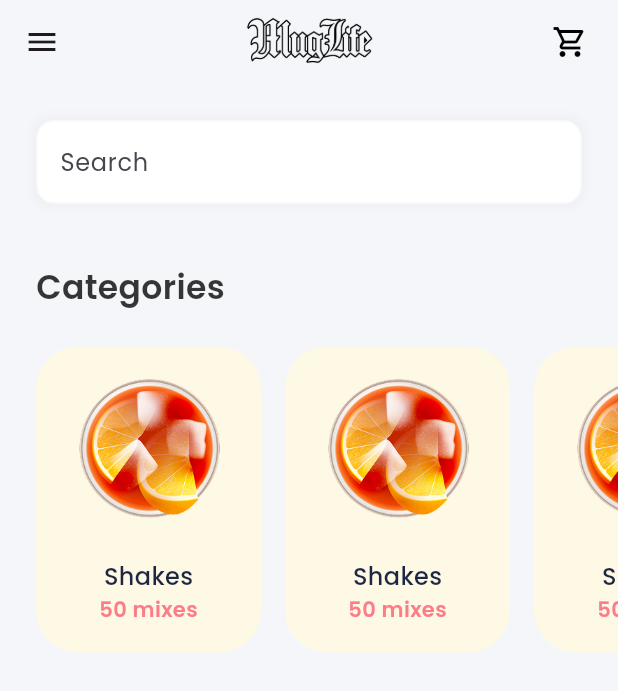
After one commit to mohamedamrr13/MugLife, a Flutter app: the screen it shows after launch, after a tap on "Get Started", on a phone screen of 412 x 824 dp. The commit adds this screen. Shown: the top 691 px of the screen. Run offline on Flutter 3.47's test engine with Material 3 defaults, Android fonts, the phone set to English and light mode, and no system bars; our stand-ins replace device_preview, firebase_core, flutter_credit_card; accounts and stored records are empty.

Commit message:
finish category listview and search ui

```diff
--- a/lib/features/home/presentation/screens/home_screen.dart
+++ b/lib/features/home/presentation/screens/home_screen.dart
@@ -1,5 +1,4 @@
-import 'package:drinks_app/features/drinks/presentation/drink_details_screen.dart';
-import 'package:drinks_app/features/drinks/presentation/drinks_screen.dart';
+import 'package:drinks_app/features/home/presentation/screens/widgets/home_screen_body.dart';
 import 'package:drinks_app/utils/colors/app_colors.dart';
 import 'package:flutter/cupertino.dart';
 import 'package:flutter/material.dart';
@@ -62,7 +61,12 @@ class HomeScreen extends StatelessWidget {
         backgroundColor: AppColors.bgScaffoldColor,
 
         centerTitle: true,
-        title: Image.asset("assets/images/homeCenterTitle.png"),
+        title: Image.asset(
+          fit: BoxFit.cover,
+          "assets/images/appIcon.png",
+          color: Colors.black,
+          height: 90,
+        ),
         actions: [
           const Icon(
             Icons.shopping_cart_outlined,
@@ -73,21 +77,7 @@ class HomeScreen extends StatelessWidget {
           SizedBox(width: 20),
         ],
       ),
-      body: Center(
-        child: TextButton(
-          onPressed: () {
-            Navigator.push(
-              context,
-              MaterialPageRoute(
-                builder: (context) {
-                  return DrinksScreen();
-                },
-              ),
-            );
-          },
-          child: Text("data"),
-        ),
-      ),
+      body: HomeScreenBody(),
     );
   }
 }
--- /dev/null
+++ b/lib/features/home/presentation/screens/widgets/home_screen_body.dart
@@ -0,0 +1,108 @@
+import 'package:drinks_app/utils/colors/app_colors.dart';
+import 'package:flutter/material.dart';
+
+class HomeScreenBody extends StatelessWidget {
+  const HomeScreenBody({super.key});
+
+  @override
+  Widget build(BuildContext context) {
+    return Column(
+      crossAxisAlignment: CrossAxisAlignment.start,
+      children: [
+        Padding(
+          padding: EdgeInsets.symmetric(horizontal: 24, vertical: 24),
+          child: Container(
+            decoration: BoxDecoration(
+              borderRadius: BorderRadius.circular(12),
+              color: AppColors.white,
+              boxShadow: [
+                BoxShadow(
+                  color: AppColors.grey.withAlpha(22),
+                  blurRadius: 5,
+                  spreadRadius: 2,
+                ),
+              ],
+            ),
+            child: TextField(
+              decoration: InputDecoration(
+                hintText: "Search",
+                focusedBorder: OutlineInputBorder(
+                  borderSide: BorderSide(
+                    color: AppColors.grey.withAlpha(100),
+                    width: 2,
+                  ),
+                  borderRadius: BorderRadius.circular(12),
+                ),
+                enabledBorder: OutlineInputBorder(
+                  borderSide: BorderSide(color: AppColors.grey.withAlpha(22)),
+                  borderRadius: BorderRadius.circular(12),
+                ),
+
+                focusColor: AppColors.paymentPageMainColor,
+              ),
+            ),
+          ),
+        ),
+        SizedBox(height: 16),
+        Padding(
+          padding: const EdgeInsets.symmetric(horizontal: 24.0),
+          child: Text(
+            "Categories",
+            style: TextStyle(
+              fontSize: 22,
+              fontWeight: FontWeight.w600,
+              color: AppColors.black.withAlpha(200),
+            ),
+          ),
+        ),
+        SizedBox(height: 16),
+        SizedBox(
+          height: 220,
+          child: ListView.builder(
+            padding: EdgeInsets.only(left: 16),
+            scrollDirection: Axis.horizontal,
+            itemCount: 12,
+            itemBuilder: (context, index) {
+              return Padding(
+                padding: const EdgeInsets.all(8.0),
+                child: Container(
+                  decoration: BoxDecoration(
+                    color: Color(0xffFEF9E4),
+                    borderRadius: BorderRadius.circular(28),
+                  ),
+                  width: 150,
+                  child: Column(
+                    children: [
+                      Padding(
+                        padding: const EdgeInsets.all(16.0),
+                        child: Image.asset(
+                          "assets/images/listviewimg.png",
+                          height: 110,
+                        ),
+                      ),
+                      Text(
+                        "Shakes",
+                        style: TextStyle(
+                          fontSize: 16,
+                          color: AppColors.paymentPageMainColor,
+                          fontWeight: FontWeight.w500,
+                        ),
+                      ),
+                      Text(
+                        "50 mixes",
+                        style: TextStyle(
+                          color: Color(0xffFB7D8A),
+                          fontWeight: FontWeight.w600,
+                        ),
+                      ),
+                    ],
+                  ),
+                ),
+              );
+            },
+          ),
+        ),
+      ],
+    );
+  }
+}
--- a/lib/features/onboarding/presentation/onboarding_screen.dart
+++ b/lib/features/onboarding/presentation/onboarding_screen.dart
@@ -8,6 +8,7 @@ class OnBoardingScreen extends StatelessWidget {
   @override
   Widget build(BuildContext context) {
     return Scaffold(
+      backgroundColor: AppColors.bgScaffoldColor,
       body: Column(
         crossAxisAlignment: CrossAxisAlignment.start,
         children: [
@@ -21,7 +22,7 @@ class OnBoardingScreen extends StatelessWidget {
                     children: [
                       SizedBox(height: 80),
                       Text(
-                        "It’s time for a",
+                        "Time for a",
                         style: TextStyle(
                           fontSize: 34,
                           fontWeight: FontWeight.w500,
@@ -48,7 +49,7 @@ class OnBoardingScreen extends StatelessWidget {
           Padding(
             padding: const EdgeInsets.symmetric(horizontal: 24.0, vertical: 20),
             child: Text(
-              "The one-stop to find amazing drink mixes for any occassion.",
+              "The one-stop to find amazing drink mixes and food for any occassion.",
               style: TextStyle(color: Color(0xff010101), fontSize: 17),
             ),
           ),
--- a/lib/utils/colors/app_colors.dart
+++ b/lib/utils/colors/app_colors.dart
@@ -7,7 +7,7 @@ class AppColors {
   static const Color white = Colors.white;
   static const Color grey = Colors.grey;
   static const Color bgScaffoldColor = Color(0xffF4F6F9);
-  static const Color paymentPageMainColor = Color(0xff1b447b);
+  static const Color paymentPageMainColor = Color(0xff1E2742);
   static const Color surfaceColor = Color(0xffffffff);
   static const Color errorColor = Color(0xffe53e3e);
   static const Color successColor = Color(0xff38a169);
```
Also changed, not shown: assets/images/listviewimg.png (added).
